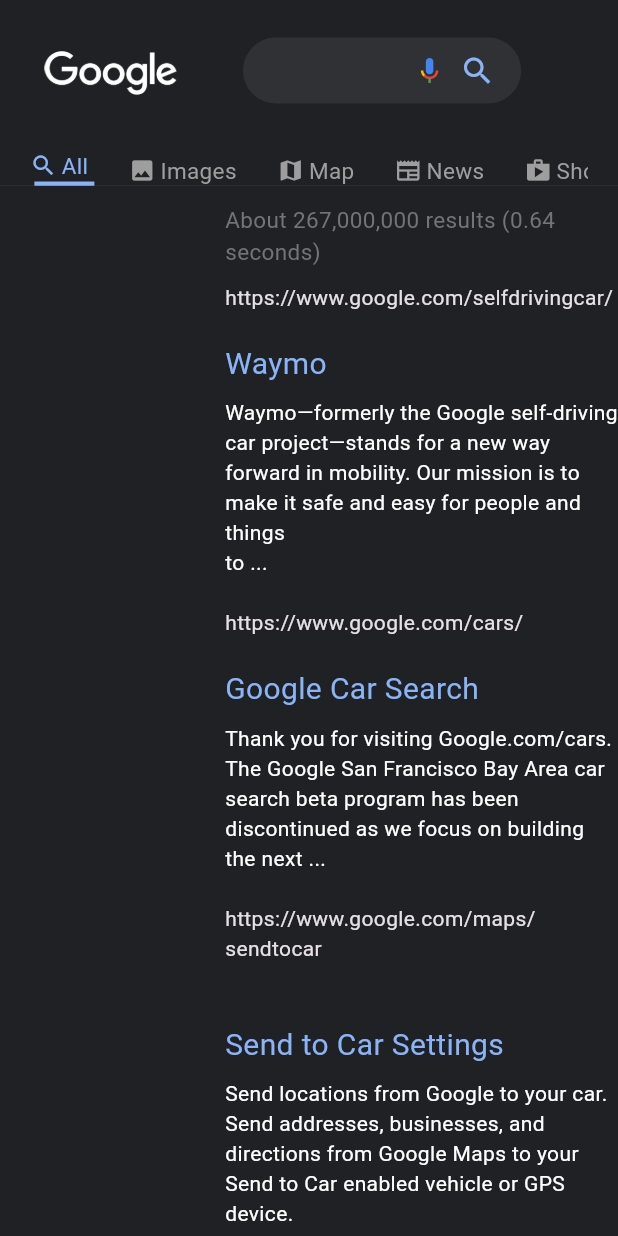
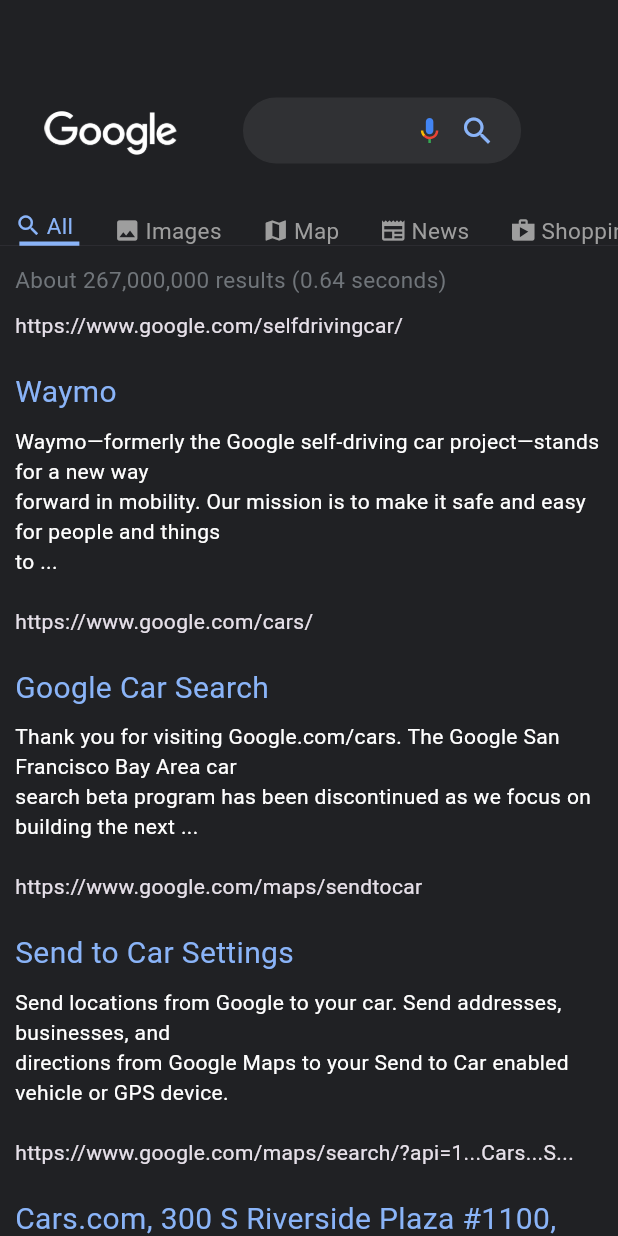
Before and after one commit to aryanbhardwaj24/google_search_clone, a Flutter app: the SearchScreen screen opened directly with empty values, on a phone screen of 412 x 824 dp. Run offline on Flutter 3.47's test engine with Material 3 defaults, Android fonts, the phone set to English and light mode, and no system bars; our stand-ins replace flutter_svg.

Commit message:
update the search screen UI to be responsive

```diff
--- a/lib/screens/search_screen.dart
+++ b/lib/screens/search_screen.dart
@@ -18,18 +18,31 @@ class SearchScreen extends StatelessWidget {
 
   @override
   Widget build(BuildContext context) {
-    return Scaffold(
+    final size = MediaQuery.of(context).size;
+
+    return Title(
+      color: Colors.blue,
+      title: searchQuery,
+      child: Scaffold(
         body: SingleChildScrollView(
           child: Column(
             mainAxisAlignment: MainAxisAlignment.start,
             crossAxisAlignment: CrossAxisAlignment.start,
             children: [
               //Web Header
-            const SearchHeader(),
+              const Padding(
+                padding: EdgeInsets.only(top: 40.0),
+                child: SearchHeader(),
+              ),
               //tabs for images, news, ...etc.
-            const Padding(
-              padding: EdgeInsets.symmetric(horizontal: 20.0),
+              Padding(
+                padding: EdgeInsets.only(
+                  left: size.width <= 768 ? 10 : 150,
+                ),
+                child: const SingleChildScrollView(
+                  scrollDirection: Axis.horizontal,
                   child: SearchTabs(),
+                ),
               ),
               const Divider(
                 height: 0,
@@ -48,8 +61,8 @@ class SearchScreen extends StatelessWidget {
                       crossAxisAlignment: CrossAxisAlignment.start,
                       children: [
                         Container(
-                        padding: const EdgeInsets.only(
-                          left: 150,
+                          padding: EdgeInsets.only(
+                            left: size.width <= 768 ? 10 : 150,
                             top: 12,
                           ),
                           child: Text(
@@ -61,18 +74,20 @@ class SearchScreen extends StatelessWidget {
                           ),
                         ),
                         ListView.builder(
+                          physics: const NeverScrollableScrollPhysics(),
                           itemCount: snapshot.data?['items'].length,
                           shrinkWrap: true,
                           itemBuilder: (context, index) {
                             return Padding(
-                            padding: const EdgeInsets.only(
-                              left: 150,
+                              padding: EdgeInsets.only(
+                                left: size.width <= 768 ? 10 : 150,
                                 top: 10,
                               ),
                               child: SearchResultComponent(
                                 link: snapshot.data?['items'][index]
                                     ['formattedUrl'],
-                              linkToGo: snapshot.data?['items'][index]['link'],
+                                linkToGo: snapshot.data?['items'][index]
+                                    ['link'],
                                 text: snapshot.data?['items'][index]['title'],
                                 description: snapshot.data?['items'][index]
                                     ['snippet'],
@@ -94,8 +109,8 @@ class SearchScreen extends StatelessWidget {
                                       MaterialPageRoute(
                                         builder: (context) => SearchScreen(
                                           searchQuery: searchQuery,
-                                        start:
-                                            (int.parse(start) - 10).toString(),
+                                          start: (int.parse(start) - 10)
+                                              .toString(),
                                         ),
                                       ),
                                     );
@@ -118,7 +133,8 @@ class SearchScreen extends StatelessWidget {
                                     MaterialPageRoute(
                                       builder: (context) => SearchScreen(
                                         searchQuery: searchQuery,
-                                      start: (int.parse(start) + 10).toString(),
+                                        start:
+                                            (int.parse(start) + 10).toString(),
                                       ),
                                     ),
                                   );
@@ -150,6 +166,7 @@ class SearchScreen extends StatelessWidget {
             ],
           ),
         ),
+      ),
     );
   }
 }
--- a/lib/services/api_service.dart
+++ b/lib/services/api_service.dart
@@ -1,3 +1,4 @@
+import 'package:flutter/foundation.dart';
 import 'package:google_search_clone/config/api_json.dart';
 import 'package:google_search_clone/config/api_keys.dart';
 import 'package:http/http.dart' as http;
@@ -26,7 +27,7 @@ class ApiService {
         }
       }
     } catch (e) {
-      print(e.toString());
+      debugPrint(e.toString());
     }
 
     return apiResponse;
--- a/lib/widgets/search_footer.dart
+++ b/lib/widgets/search_footer.dart
@@ -12,8 +12,8 @@ class SearchFooter extends StatelessWidget {
       children: [
         Container(
           color: footerColor,
-          padding: const EdgeInsets.symmetric(
-            horizontal: 150,
+          padding: EdgeInsets.symmetric(
+            horizontal: size.width <= 768 ? 10 : 150,
             vertical: 15,
           ),
           child: Row(
--- a/lib/widgets/search_tabs.dart
+++ b/lib/widgets/search_tabs.dart
@@ -8,8 +8,6 @@ class SearchTabs extends StatelessWidget {
   Widget build(BuildContext context) {
     return const SizedBox(
       height: 55,
-      child: SingleChildScrollView(
-        scrollDirection: Axis.horizontal,
       child: Row(
         crossAxisAlignment: CrossAxisAlignment.end,
         children: [
@@ -58,7 +56,6 @@ class SearchTabs extends StatelessWidget {
           ),
         ],
       ),
-      ),
     );
   }
 }
```
Lines whose indentation alone changed are shown as unchanged.
